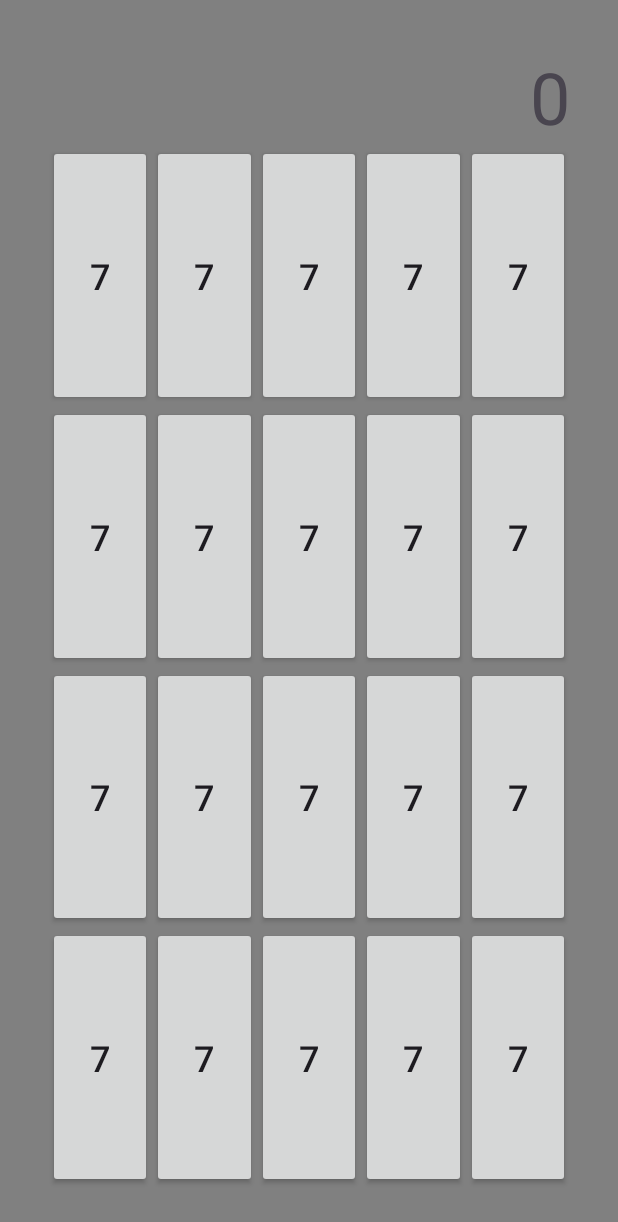
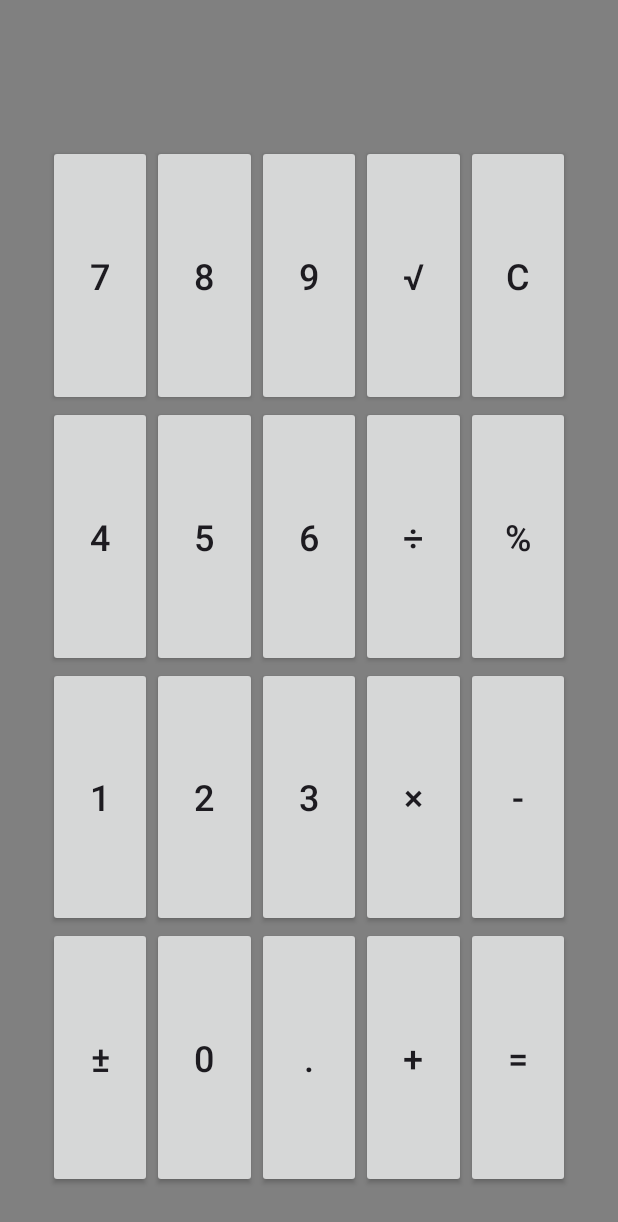
Before and after one commit to Roundingross/Calculator, an Android app: the screen it shows after launch (MainActivity), on a phone screen of 412 x 824 dp. Shown: the top 1222 px of the screen. Run offline under Robolectric (Android 15) with nearby library versions, the phone set to English and light mode, and no system bars.

Commit message:
Somewhat finished, fully functional. Testing edge cases and output formatting.

```diff
--- a/app/src/main/java/com/samcain/Calculator/MainActivity.java
+++ b/app/src/main/java/com/samcain/Calculator/MainActivity.java
@@ -14,6 +14,12 @@ import com.samcain.Calculator.databinding.ActivityMainBinding;
 
 public class MainActivity extends AppCompatActivity {
     private ActivityMainBinding binding;
+    // Model pass for Toast context
+    private final CalculatorModel model = new CalculatorModel(this);
+    // Click Handler
+    private ClickHandler clickHandler;
+    // Output TextView
+    private TextView outputDisplay;
 
     @Override
     protected void onCreate(Bundle savedInstanceState) {
@@ -21,6 +27,7 @@ public class MainActivity extends AppCompatActivity {
         binding = ActivityMainBinding.inflate(getLayoutInflater());
         View view = binding.getRoot();
         setContentView(view);
+        clickHandler = new ClickHandler();
         initLayout();
     }
 
@@ -35,23 +42,23 @@ public class MainActivity extends AppCompatActivity {
         int buttonIndex = 0;
         int KEY_ROWS = 4;
         int KEY_COLUMNS = 5;
+
+        // Get button text/tags from Arrays
         String[] buttonText = getResources().getStringArray(R.array.buttonText);
-        String text = buttonText[buttonIndex];
-        String[] tag = getResources().getStringArray(R.array.buttonTags);
+        String[] buttonTag = getResources().getStringArray(R.array.buttonTags);
 
         // Create arrays for horizontal and vertical chains.
         int[][] horizontals = new int[KEY_ROWS][KEY_COLUMNS];
         int[][] verticals = new int[KEY_COLUMNS][KEY_ROWS];
 
         // Create output TextView
-        TextView output = new TextView(this);
+        outputDisplay = new TextView(this);
         int outputId = View.generateViewId();
-        output.setId(outputId);
-        output.setText(R.string.placeholderDisplay);
-        output.setTag("output");
-        output.setTextSize(48);
-        output.setGravity(Gravity.CENTER_VERTICAL | Gravity.END);
-        constraintLayout.addView(output);
+        outputDisplay.setId(outputId);
+        outputDisplay.setTag("output");
+        outputDisplay.setTextSize(48);
+        outputDisplay.setGravity(Gravity.CENTER_VERTICAL | Gravity.END);
+        constraintLayout.addView(outputDisplay);
 
         // Create button grid.
         for (int i = 0; i < KEY_ROWS; i++) {
@@ -64,14 +71,14 @@ public class MainActivity extends AppCompatActivity {
                 Button button = new Button(this);
                 int buttonId = View.generateViewId();
                 button.setId(buttonId);
-                button.setText(text);
+                button.setText(buttonText[buttonIndex]);
                 button.setTextSize(24);
-                button.setTag(tag);
-
+                button.setTag(buttonTag[buttonIndex]);
                 // Add buttons to arrays
                 horizontals[i][j] = buttonId;
                 verticals[j][i] = buttonId;
-
+                // Set click handler
+                button.setOnClickListener(clickHandler);
                 // Add buttons to ConstraintLayout
                 constraintLayout.addView(button);
                 buttonIndex++;
@@ -116,7 +123,17 @@ public class MainActivity extends AppCompatActivity {
                     verticals[col],null, ConstraintSet.CHAIN_SPREAD_INSIDE
             );
         }
-        // Apply constraints
         constraintSet.applyTo(constraintLayout);
     }
+
+    // Click handler class
+    private class ClickHandler implements View.OnClickListener {
+        @Override
+        public void onClick(View view) {
+            String input = view.getTag().toString();
+            final String output = model.processInput(input);
+
+            runOnUiThread(() -> outputDisplay.setText(output));
+        }
+    }
 }
--- /dev/null
+++ b/app/src/main/java/com/samcain/Calculator/States.java
@@ -0,0 +1,5 @@
+package com.samcain.Calculator;
+
+public enum States {
+    IDLE, LEFT_OPERAND, RIGHT_OPERAND, OPERATOR, DISPLAY
+}
--- a/app/src/main/res/values/colors.xml
+++ b/app/src/main/res/values/colors.xml
@@ -22,5 +22,4 @@
     <color name="navy">#FF000080</color>
     <color name="fuchsia">#FFFF00FF</color>
     <color name="aqua">#FF00FFFF</color>
-    <color name="gray">#FF808080</color>
 </resources>
--- a/app/src/main/res/values/strings.xml
+++ b/app/src/main/res/values/strings.xml
@@ -1,6 +1,5 @@
 <resources>
     <string name="app_name">Calculator</string>
-    <string name="placeholderDisplay">0</string>
 
     <string-array name="buttonText">
         <item>7</item>
@@ -19,7 +18,7 @@
         <item>2</item>
         <item>3</item>
         <item>×</item>
-        <item>−</item>
+        <item>-</item>
 
         <item>±</item>
         <item>0</item>
@@ -29,29 +28,29 @@
     </string-array>
 
     <string-array name="buttonTags">
-        <item>button_7</item>
-        <item>button_8</item>
-        <item>button_9</item>
-        <item>button_sqrt</item>
-        <item>button_c</item>
+        <item>7</item>
+        <item>8</item>
+        <item>9</item>
+        <item>√</item>
+        <item>C</item>
 
-        <item>button_4</item>
-        <item>button_5</item>
-        <item>button_6</item>
-        <item>button_division</item>
-        <item>button_percent</item>
+        <item>4</item>
+        <item>5</item>
+        <item>6</item>
+        <item>÷</item>
+        <item>%</item>
 
-        <item>button_1</item>
-        <item>button_2</item>
-        <item>button_3</item>
-        <item>button_multiply</item>
-        <item>button_subtraction</item>
+        <item>1</item>
+        <item>2</item>
+        <item>3</item>
+        <item>×</item>
+        <item>-</item>
 
-        <item>button_positive_negative</item>
-        <item>button_0</item>
-        <item>button_decimal</item>
-        <item>button_add</item>
-        <item>button_equals</item>
+        <item>±</item>
+        <item>0</item>
+        <item>.</item>
+        <item>+</item>
+        <item>=</item>
     </string-array>
 
 </resources>
```
Also changed, not shown: app/src/main/java/com/samcain/Calculator/CalculatorModel.java (added, +300 -0 lines).
